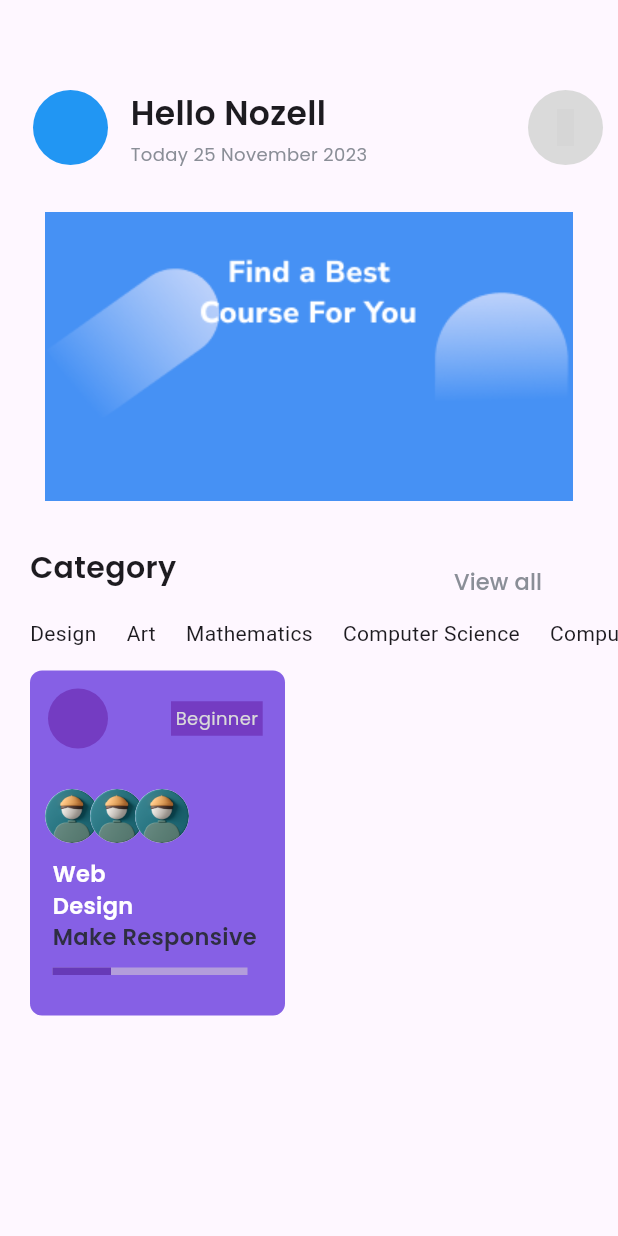
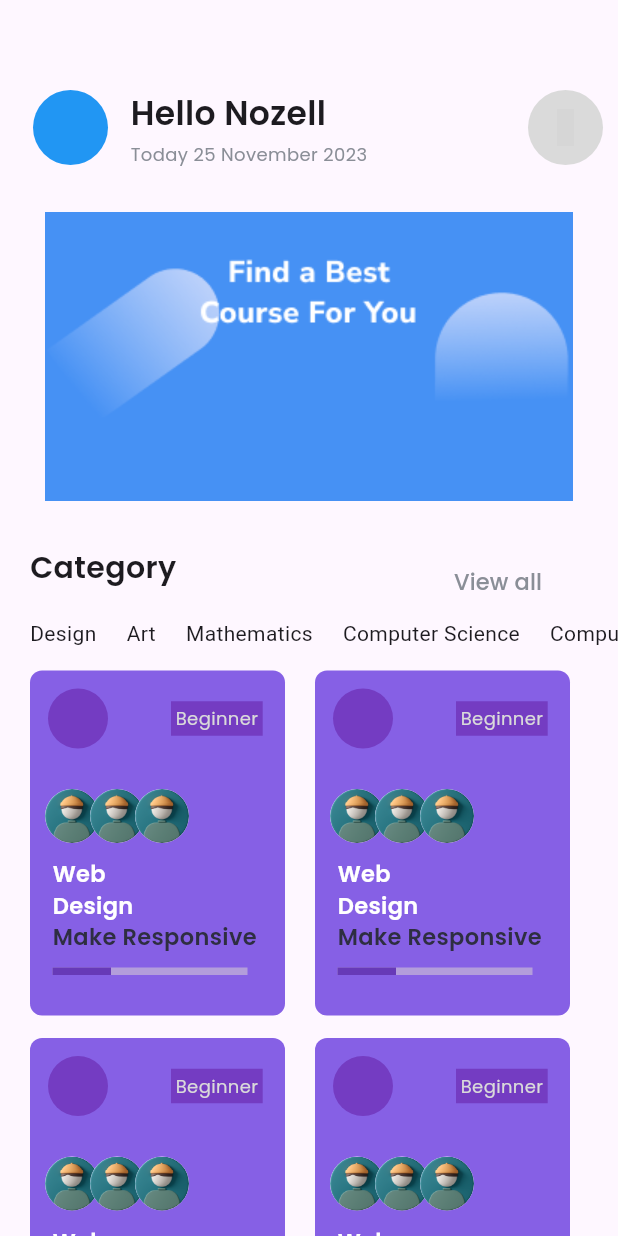
Before and after one commit to Nozel77/e-learning, a Flutter app: the screen it shows after launch, on a phone screen of 412 x 824 dp. Run offline on Flutter 3.47's test engine with Material 2 defaults, Android fonts, the phone set to English and light mode, and no system bars; drawn by our look-alikes of percent_indicator; our stand-ins replace flutter_svg, get, google_fonts, google_nav_bar, iconsax and 1 more; missing offline and left inert: dart:ffi; grey boxes are pictures that could not be loaded.

Commit message:
fix:[RS] fix error in homepage

```diff
--- a/lib/app/pages/homepage/Homepage.dart
+++ b/lib/app/pages/homepage/Homepage.dart
@@ -21,7 +21,9 @@ class Homepage extends StatelessWidget {
   @override
   Widget build(BuildContext context) {
     return Scaffold(
-      body: Column(
+      body: SingleChildScrollView(
+        controller: ScrollController(),
+        child: Column(
           children: [
             THeaderHP(),
             const SizedBox(
@@ -38,14 +40,20 @@ class Homepage extends StatelessWidget {
             Row(
               children: [
                 TCard(),
+                TCard(),
               ],
             ),
-
+            Row(
+              children: [
+                TCard(),
+                TCard(),
+              ],
+            ),
             const SizedBox(
               height: 30,
             ),
-          //Nav
           ],
+        ),
       ),
     );
   }
--- a/lib/app/pages/homepage/detail/TCard.dart
+++ b/lib/app/pages/homepage/detail/TCard.dart
@@ -24,7 +24,7 @@ class TCard extends StatelessWidget {
         Align(
             alignment: Alignment.centerLeft,
             child: Padding(
-              padding: const EdgeInsets.symmetric(horizontal: 20),
+              padding: const EdgeInsets.only(left: 20),
               child: GestureDetector(
                 onTap: () {
                   Get.to(DetailPage());
--- a/pubspec.yaml
+++ b/pubspec.yaml
@@ -42,8 +42,8 @@ dependencies:
   iconsax: ^0.0.8
   ionicons: ^0.2.2
   percent_indicator: ^4.2.3
-  google_nav_bar: ^5.0.6
-google_nav_bar: ^5.0.6
+  convex_bottom_bar:
+  google_nav_bar:
 
 dev_dependencies:
   flutter_test:
```
Also changed, not shown: pubspec.lock. Lines whose indentation alone changed are shown as unchanged.
